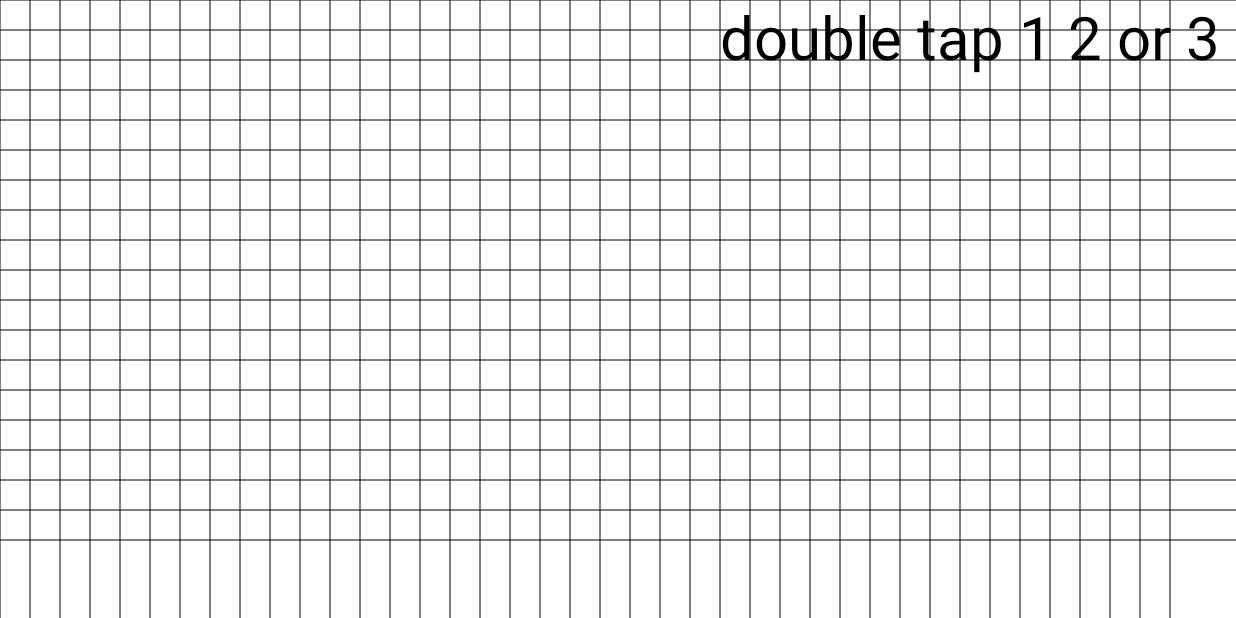
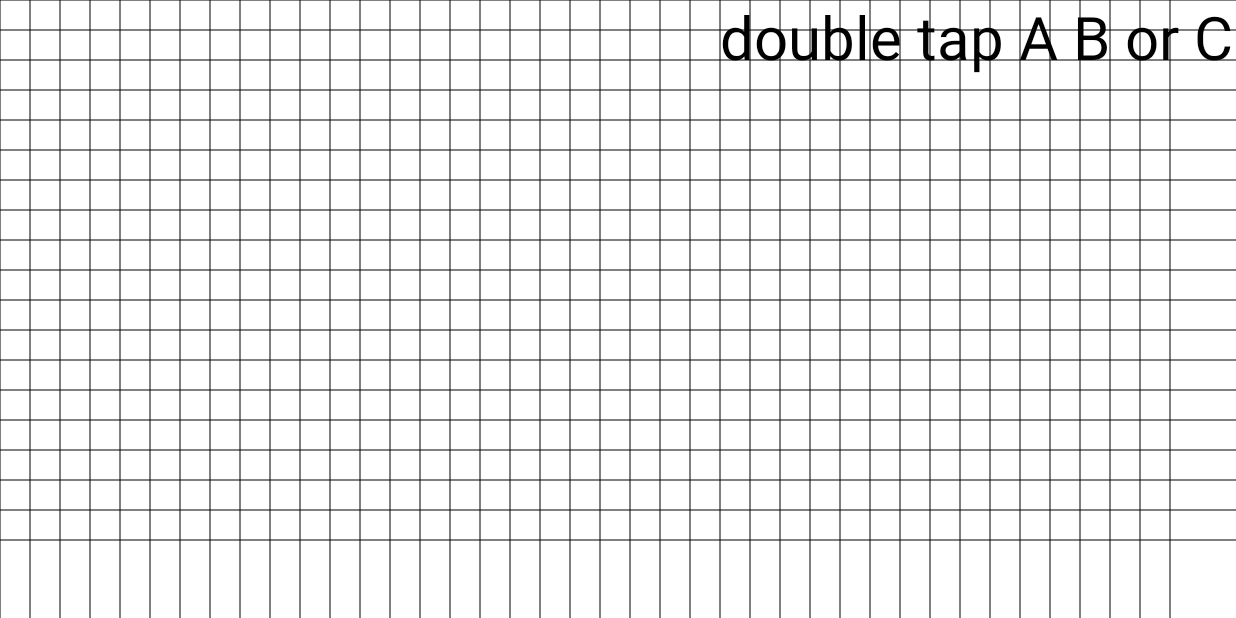
Before and after one commit to moise37/LogiSim, an Android app: the screen it shows after launch (MainActivity), on a phone screen of 824 x 412 dp (held sideways). Run offline under Robolectric (Android 15) with nearby library versions, the phone set to English and light mode, and no system bars.

Commit message:
last sprint: A B C final for real

```diff
--- a/app/src/main/java/com/gamecodeschool/gatelogic/MainActivity.java
+++ b/app/src/main/java/com/gamecodeschool/gatelogic/MainActivity.java
@@ -76,14 +76,14 @@ public class MainActivity extends Activity {
         paint.setTextSize(blockSize*2);
         if (tree.size()==0){
             canvas.drawText(
-                    "double tap 1 2 or 3",
+                    "double tap A B or C",
                     blockSize*24, blockSize*2f,
                     paint);
         }
         canvas.drawRect(0,blockSize*22,blockSize*42,blockSize*35,paint);
         paint.setColor(Color.WHITE);
         canvas.drawText(
-                "And  "+"Or  "+"Not  "+ "Tog  "+ "Out  "+"DEL "+"Wire "+" 1  "+"2  "+"3  "+"SAVE",
+                "And  "+"Or  "+"Not  "+ "Tog  "+ "Out  "+"DEL "+"Wire "+" A  "+"B  "+"C  "+"SAVE",
                 0, blockSize * 24f,
                 paint);
         draw();
```
